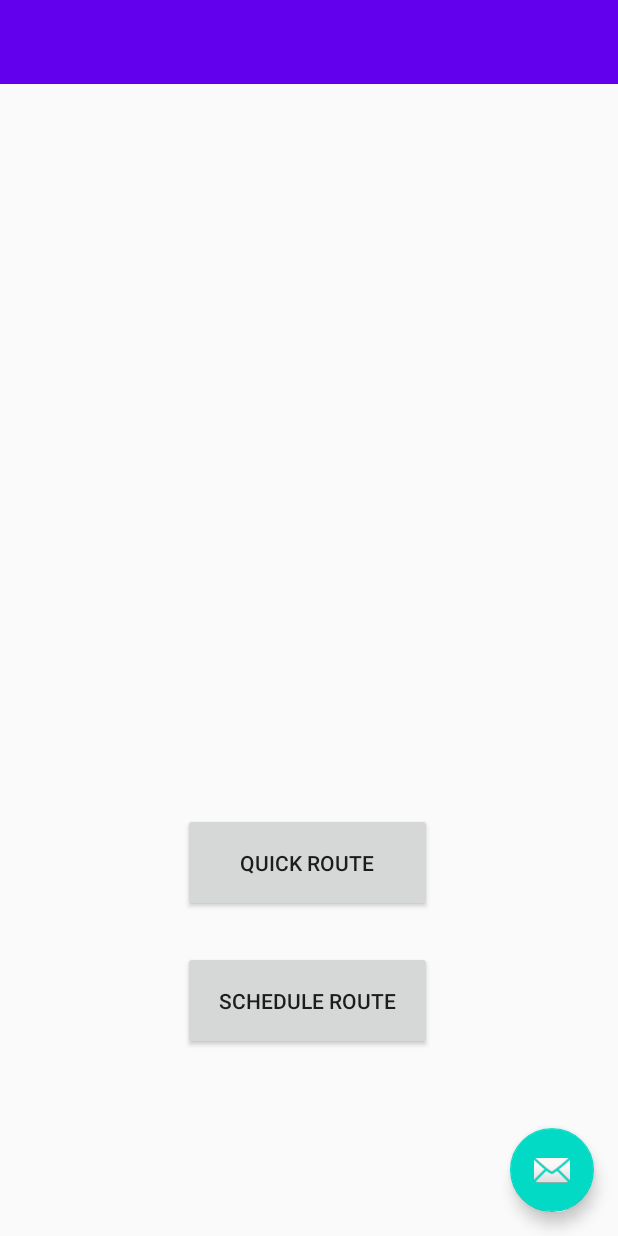
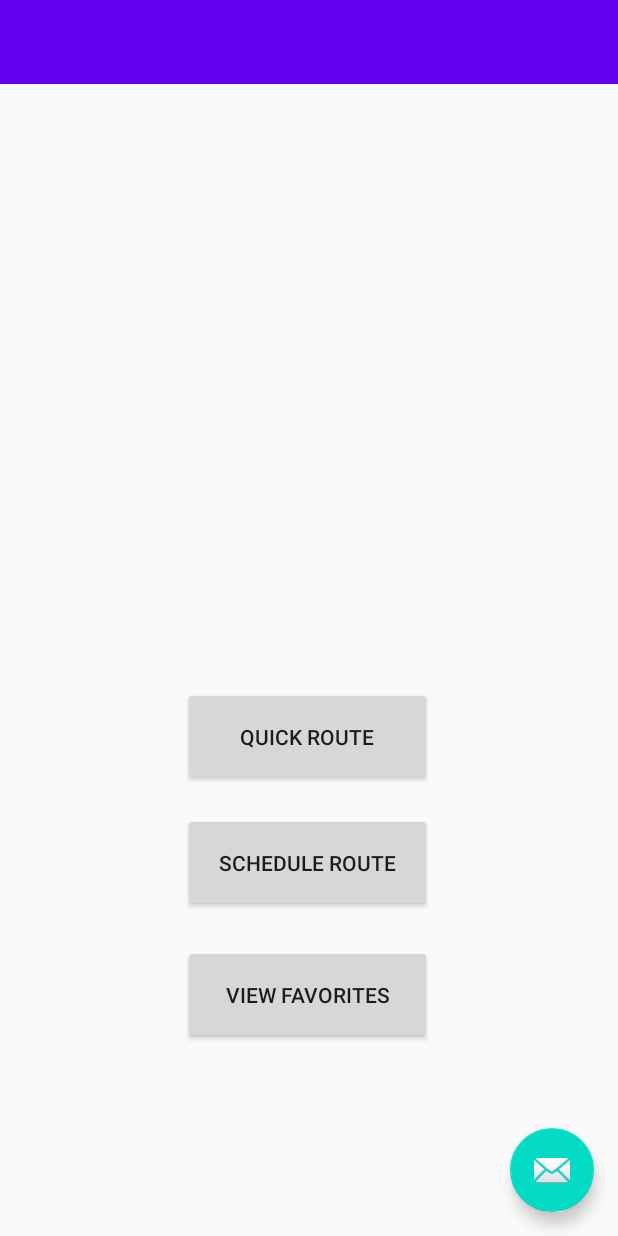
Before and after one commit to nouf1612/GMU_CampusConstruction_WorkAround, an Android app: the screen it shows after launch (MainActivity), on a phone screen of 412 x 824 dp. Run offline under Robolectric (Android 15) with nearby library versions, the phone set to English and light mode, and no system bars.

Commit message:
Setup Favorite List activity

```diff
--- a/app/src/main/AndroidManifest.xml
+++ b/app/src/main/AndroidManifest.xml
@@ -9,9 +9,10 @@
         android:roundIcon="@mipmap/ic_launcher_round"
         android:supportsRtl="true"
         android:theme="@style/AppTheme">
-        <activity android:name=".Schedule_Route"></activity>
+        <activity android:name=".Schedule_Route" />
         <activity android:name=".Quick_Route" />
         <activity android:name=".DatabaseActivity" />
+        <activity android:name=".Favorite_List" />
         <activity
             android:name=".MainActivity"
             android:label="@string/app_name"
--- a/app/src/main/java/com/example/gmu_campusconstruction_workaround/MainActivity.java
+++ b/app/src/main/java/com/example/gmu_campusconstruction_workaround/MainActivity.java
@@ -30,6 +30,7 @@ public class MainActivity extends AppCompatActivity {
         setContentView(R.layout.activity_main);
 
         ConfigureQRButton();
+        ConfigureFLButton();
 
     }
 
@@ -60,4 +61,18 @@ public class MainActivity extends AppCompatActivity {
             }
         });
     }
+
+    /**
+     * configure the button that will transition
+     * to the Favorite List activity
+     */
+    private void ConfigureFLButton() {
+        Button QRButton = (Button) findViewById(R.id.button_GoToFL);
+        QRButton.setOnClickListener(new View.OnClickListener() {
+            @Override
+            public void onClick(View view) {
+                startActivity(new Intent(MainActivity.this, Favorite_List.class));
+            }
+        });
+    }
 }
--- a/app/src/main/res/layout/main_screen.xml
+++ b/app/src/main/res/layout/main_screen.xml
@@ -9,7 +9,7 @@
         android:id="@+id/button_GoToQR"
         android:layout_width="166dp"
         android:layout_height="66dp"
-        android:layout_marginBottom="216dp"
+        android:layout_marginBottom="300dp"
         android:text="@string/Quick_Route"
         android:visibility="visible"
         app:layout_constraintBottom_toBottomOf="parent"
@@ -22,7 +22,7 @@
         android:id="@+id/button_GoToSR"
         android:layout_width="166dp"
         android:layout_height="66dp"
-        android:layout_marginBottom="124dp"
+        android:layout_marginBottom="216dp"
         android:text="@string/schedule_route"
         android:visibility="visible"
         app:layout_constraintBottom_toBottomOf="parent"
@@ -31,4 +31,17 @@
         app:layout_constraintStart_toStartOf="parent"
         tools:visibility="visible" />
 
+    <Button
+        android:id="@+id/button_GoToFL"
+        android:layout_width="166dp"
+        android:layout_height="66dp"
+        android:layout_marginBottom="128dp"
+        android:text="@string/View_Favorites"
+        android:visibility="visible"
+        app:layout_constraintBottom_toBottomOf="parent"
+        app:layout_constraintEnd_toEndOf="parent"
+        app:layout_constraintHorizontal_bias="0.497"
+        app:layout_constraintStart_toStartOf="parent"
+        tools:visibility="visible" />
+
 </androidx.constraintlayout.widget.ConstraintLayout>
--- a/app/src/main/res/values/strings.xml
+++ b/app/src/main/res/values/strings.xml
@@ -6,12 +6,16 @@
     <string name="second_fragment_label">Second Fragment</string>
     <string name="next">Next</string>
     <string name="previous">Previous</string>
+    <string name="Delete">X</string>
 
     <string name="hello_first_fragment">Hello first fragment</string>
     <string name="hello_second_fragment">Hello second fragment. Arg: %1$s</string>
     <!-- names for Buttons and spinners-->
     <string name="Quick_Route">Quick Route</string>
     <string name="schedule_route">Schedule Route</string>
+    <string name="Favorite_List">Favorites List</string>
+    <string name="View_Favorites">View Favorites</string>
+    <string name="Add_Favorite">Add to Favorites</string>
     <string name="Start_Building">Start Building</string>
     <string name="Destination_Building">Destination</string>
 
```
Also changed, not shown: app/src/main/java/com/example/gmu_campusconstruction_workaround/Favorite_List.java (added, +41 -0 lines), app/src/main/res/layout/activity_favorite_list.xml (added, +69 -0 lines), app/src/main/res/layout/activity_quick__route.xml (+16 -2 lines).
